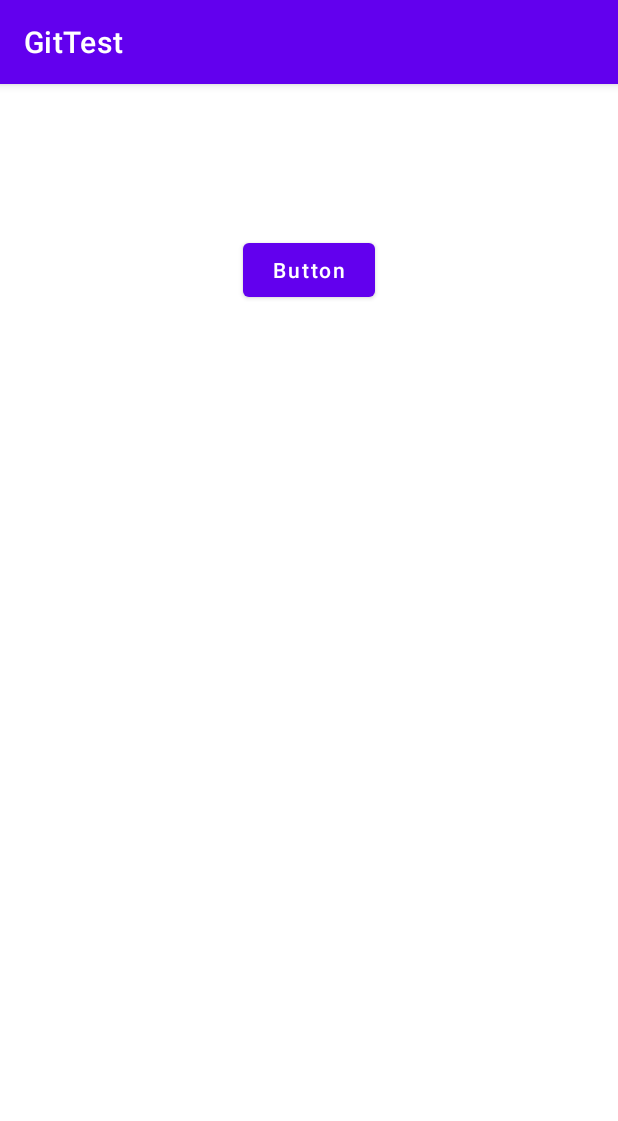
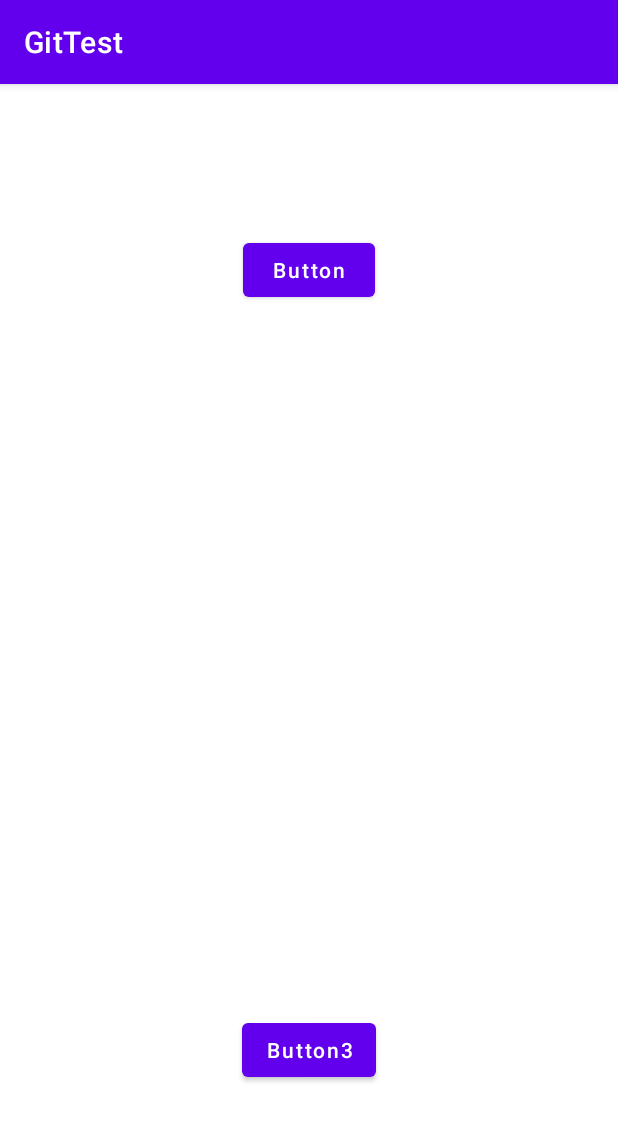
Before and after one commit to lsl1126/GitTest, an Android app: the screen it shows after launch (MainActivity), on a phone screen of 412 x 824 dp. Shown: the top 1121 px of the screen. Run offline under Robolectric (Android 15) with nearby library versions, the phone set to English and light mode, and no system bars.

Commit message:
添加Button3事件

```diff
--- a/app/src/main/java/com/example/gittest/MainActivity.java
+++ b/app/src/main/java/com/example/gittest/MainActivity.java
@@ -24,5 +24,6 @@ public class MainActivity extends AppCompatActivity {
 
     private void initView() {
         activityMainBinding.btn1.setOnClickListener(view -> Toast.makeText(MainActivity.this, "弹框1", Toast.LENGTH_SHORT).show());
+        activityMainBinding.btn3.setOnClickListener(view -> Toast.makeText(MainActivity.this, "弹框3", Toast.LENGTH_SHORT).show());
     }
 }
--- a/app/src/main/res/layout/activity_main.xml
+++ b/app/src/main/res/layout/activity_main.xml
@@ -1,6 +1,5 @@
 <?xml version="1.0" encoding="utf-8"?>
 <FrameLayout xmlns:android="http://schemas.android.com/apk/res/android"
-    xmlns:app="http://schemas.android.com/apk/res-auto"
     xmlns:tools="http://schemas.android.com/tools"
     android:layout_width="match_parent"
     android:layout_height="match_parent"
@@ -13,10 +12,15 @@
         android:layout_gravity="center_horizontal"
         android:layout_marginTop="100dp"
         android:text="@string/button"
-        android:textAllCaps="false"
-        app:layout_constraintBottom_toBottomOf="parent"
-        app:layout_constraintLeft_toLeftOf="parent"
-        app:layout_constraintRight_toRightOf="parent"
-        app:layout_constraintTop_toTopOf="parent" />
+        android:textAllCaps="false" />
+
+    <Button
+        android:id="@+id/btn3"
+        android:layout_width="wrap_content"
+        android:layout_height="wrap_content"
+        android:layout_gravity="center_horizontal|bottom"
+        android:layout_marginBottom="100dp"
+        android:text="@string/button3"
+        android:textAllCaps="false" />
 
 </FrameLayout>
--- a/app/src/main/res/values/strings.xml
+++ b/app/src/main/res/values/strings.xml
@@ -1,4 +1,5 @@
 <resources>
     <string name="app_name">GitTest</string>
     <string name="button">Button</string>
+    <string name="button3">Button3</string>
 </resources>
```
